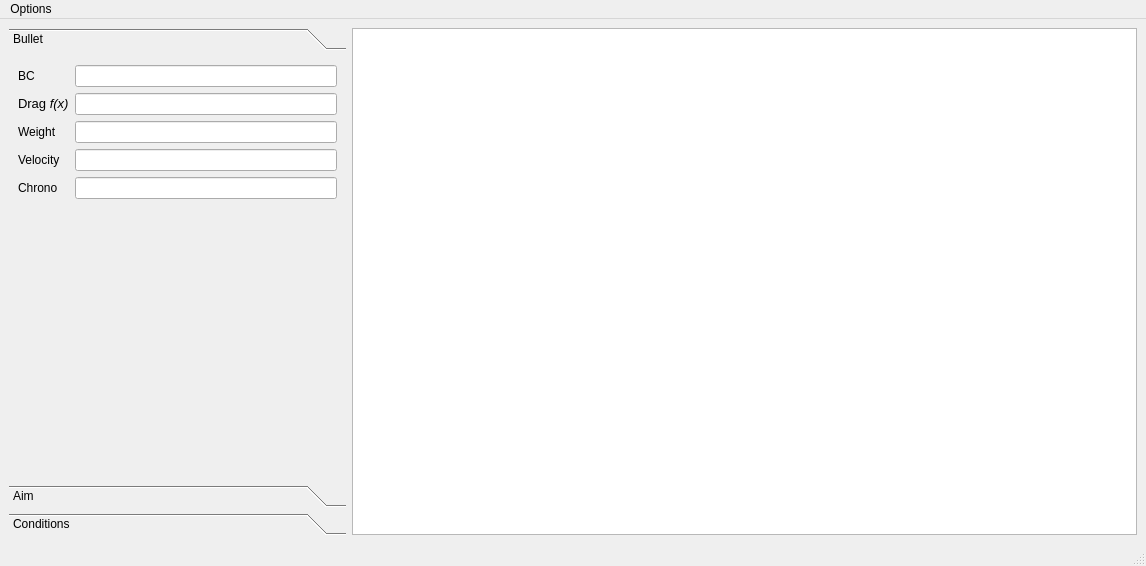
The window that trajgui/TrajFrame.ui (jw3/traj) describes before a commit, drawn with Qt 5.
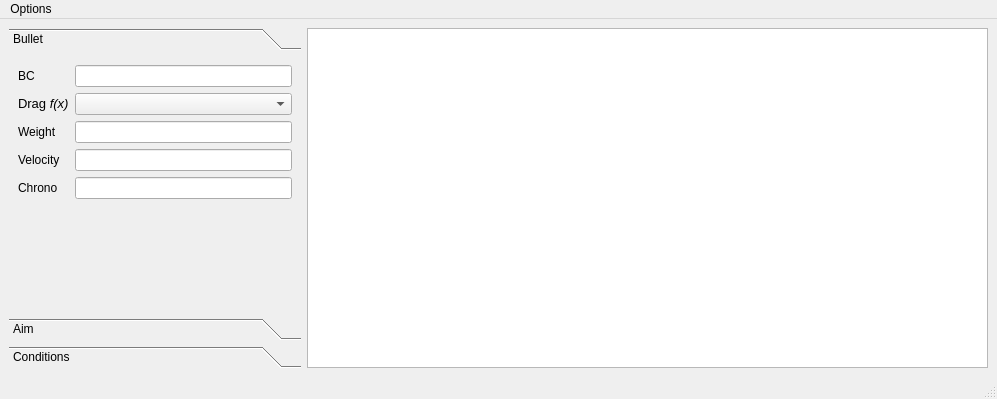
The same window after the commit. The open tabs and pages were chosen to show the change. Custom widgets are drawn as their Qt base class.

Patch:
```diff
--- a/trajgui/TrajFrame.ui
+++ b/trajgui/TrajFrame.ui
@@ -9,8 +9,8 @@
    <rect>
     <x>0</x>
     <y>0</y>
-    <width>1146</width>
-    <height>566</height>
+    <width>997</width>
+    <height>399</height>
    </rect>
   </property>
   <property name="windowTitle">
@@ -34,8 +34,8 @@
         <rect>
          <x>0</x>
          <y>0</y>
-         <width>337</width>
-         <height>376</height>
+         <width>292</width>
+         <height>209</height>
         </rect>
        </property>
        <attribute name="label">
@@ -87,16 +87,20 @@
            <widget class="QLineEdit" name="bcField"/>
           </item>
           <item row="3" column="1">
-           <widget class="QLineEdit" name="velocityField"/>
-          </item>
-          <item row="1" column="1">
-           <widget class="QLineEdit" name="lineEdit"/>
+           <widget class="DoubleTextField" name="velocityField">
+            <property name="text">
+             <string/>
+            </property>
+           </widget>
           </item>
           <item row="2" column="1">
-           <widget class="QLineEdit" name="lineEdit_2"/>
+           <widget class="DoubleTextField" name="weightField"/>
           </item>
           <item row="4" column="1">
-           <widget class="QLineEdit" name="lineEdit_3"/>
+           <widget class="DoubleTextField" name="chronoField"/>
+          </item>
+          <item row="1" column="1">
+           <widget class="QComboBox" name="dragCombo"/>
           </item>
          </layout>
         </item>
@@ -272,7 +276,7 @@
     <rect>
      <x>0</x>
      <y>0</y>
-     <width>1146</width>
+     <width>997</width>
      <height>33</height>
     </rect>
    </property>
@@ -298,6 +302,16 @@
    <extends>QTableView</extends>
    <header>TrajTableView.h</header>
   </customwidget>
+  <customwidget>
+   <class>DoubleTextField</class>
+   <extends>QLineEdit</extends>
+   <header>ValidationFields.h</header>
+  </customwidget>
+  <customwidget>
+   <class>IntegerTextField</class>
+   <extends>QLineEdit</extends>
+   <header>ValidationFields.h</header>
+  </customwidget>
  </customwidgets>
  <resources/>
  <connections/>
```
Left out of the diff: 28 changed lines with no effect on the pictures.
